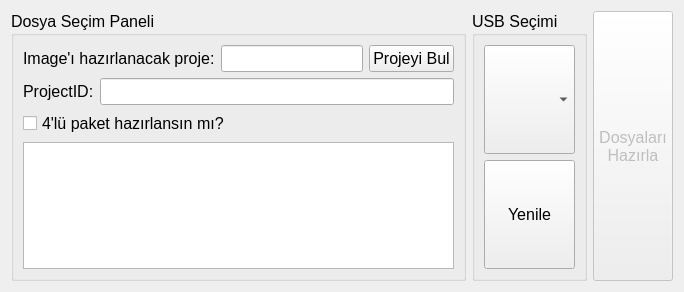
First picture: the form in ui/image_creator_screen.ui, repository cihansenyuz/system_controller, before the edit.
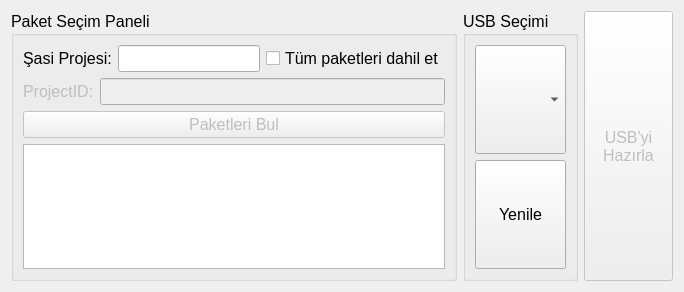
Second picture: the form after the edit.

Commit message: update UI text and layout, set enabled/disabled conditions

Diff of the .ui file:
```diff
--- a/ui/image_creator_screen.ui
+++ b/ui/image_creator_screen.ui
@@ -6,7 +6,7 @@
    <rect>
     <x>0</x>
     <y>0</y>
-    <width>676</width>
+    <width>684</width>
     <height>292</height>
    </rect>
   </property>
@@ -22,11 +22,11 @@
       </font>
      </property>
      <property name="title">
-      <string>Dosya Seçim Paneli</string>
+      <string>Paket Seçim Paneli</string>
      </property>
      <layout class="QVBoxLayout" name="verticalLayout" stretch="1,1,1,5">
       <item>
-       <layout class="QHBoxLayout" name="horizontalLayout_2" stretch="1,1,0">
+       <layout class="QHBoxLayout" name="horizontalLayout_2" stretch="0,0,0">
         <item>
          <widget class="QLabel" name="label">
           <property name="font">
@@ -35,14 +35,14 @@
            </font>
           </property>
           <property name="text">
-           <string>Image'ı hazırlanacak proje:</string>
+           <string>Şasi Projesi:</string>
           </property>
          </widget>
         </item>
         <item>
          <widget class="QLineEdit" name="projectNameLineEdit">
           <property name="sizePolicy">
-           <sizepolicy hsizetype="Minimum" vsizetype="Minimum">
+           <sizepolicy hsizetype="Expanding" vsizetype="Minimum">
             <horstretch>0</horstretch>
             <verstretch>0</verstretch>
            </sizepolicy>
@@ -50,20 +50,18 @@
          </widget>
         </item>
         <item>
-         <widget class="QPushButton" name="findButton">
+         <widget class="QCheckBox" name="dortluPaketCheckBox">
           <property name="sizePolicy">
            <sizepolicy hsizetype="Minimum" vsizetype="Minimum">
             <horstretch>0</horstretch>
             <verstretch>0</verstretch>
            </sizepolicy>
           </property>
-          <property name="font">
-           <font>
-            <pointsize>12</pointsize>
-           </font>
+          <property name="layoutDirection">
+           <enum>Qt::LeftToRight</enum>
           </property>
           <property name="text">
-           <string>Projeyi Bul</string>
+           <string>Tüm paketleri dahil et</string>
           </property>
          </widget>
         </item>
@@ -72,7 +70,10 @@
       <item>
        <layout class="QHBoxLayout" name="horizontalLayout_3">
         <item>
-         <widget class="QLabel" name="label_2">
+         <widget class="QLabel" name="projectIdLabel">
+          <property name="enabled">
+           <bool>false</bool>
+          </property>
           <property name="text">
            <string>ProjectID:</string>
           </property>
@@ -80,6 +81,9 @@
         </item>
         <item>
          <widget class="QLineEdit" name="projectIdLineEdit">
+          <property name="enabled">
+           <bool>false</bool>
+          </property>
           <property name="sizePolicy">
            <sizepolicy hsizetype="Expanding" vsizetype="Minimum">
             <horstretch>0</horstretch>
@@ -91,18 +95,23 @@
        </layout>
       </item>
       <item>
-       <widget class="QCheckBox" name="dortluPaketCheckBox">
+       <widget class="QPushButton" name="findButton">
+        <property name="enabled">
+         <bool>false</bool>
+        </property>
         <property name="sizePolicy">
          <sizepolicy hsizetype="Minimum" vsizetype="Minimum">
           <horstretch>0</horstretch>
           <verstretch>0</verstretch>
          </sizepolicy>
         </property>
-        <property name="layoutDirection">
-         <enum>Qt::LayoutDirection::LeftToRight</enum>
+        <property name="font">
+         <font>
+          <pointsize>12</pointsize>
+         </font>
         </property>
         <property name="text">
-         <string>4'lü paket hazırlansın mı?</string>
+         <string>Paketleri Bul</string>
         </property>
        </widget>
       </item>
@@ -176,7 +185,7 @@
       </font>
      </property>
      <property name="text">
-      <string>Dosyaları
+      <string>USB'yi
 Hazırla</string>
      </property>
     </widget>
```
The commit also changes 2 other files.
